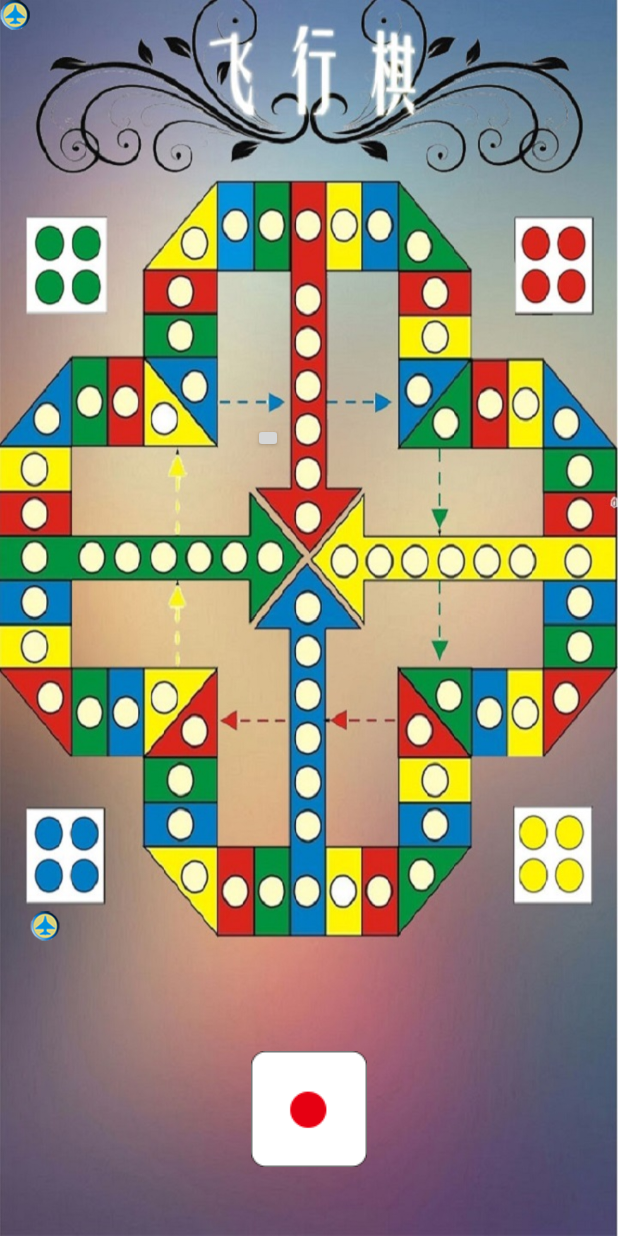
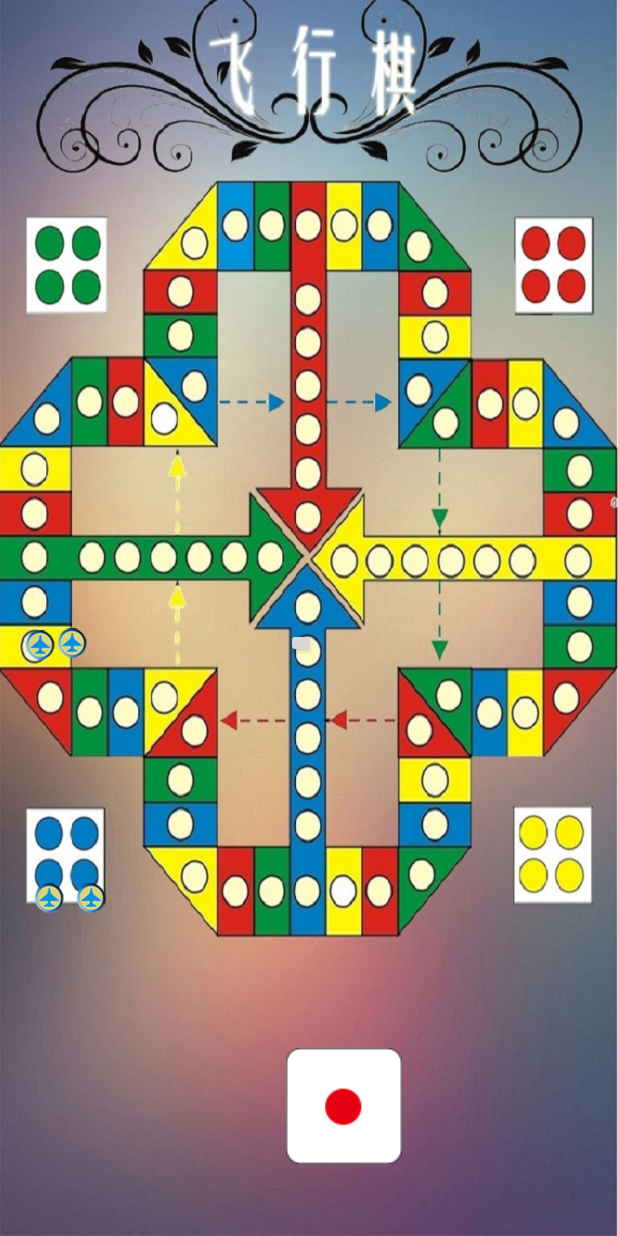
Before and after one commit to chenzhangyu/FlyChess, an Android app: the SinglePlay screen opened directly, with no data from a screen before it, on a phone screen of 412 x 824 dp. Run offline under Robolectric (Android 15) with nearby library versions, the phone set to English and light mode, and no system bars.

Commit message:
new improvement

```diff
--- a/app/src/main/res/layout/scontent_main.xml
+++ b/app/src/main/res/layout/scontent_main.xml
@@ -1,5 +1,5 @@
 <?xml version="1.0" encoding="utf-8"?>
-<RelativeLayout xmlns:android="http://schemas.android.com/apk/res/android"
+<AbsoluteLayout xmlns:android="http://schemas.android.com/apk/res/android"
     android:id="@+id/content"
     android:layout_width="match_parent"
     android:layout_height="match_parent"
@@ -14,7 +14,8 @@
         android:background="@drawable/sz1"
         android:layout_alignParentBottom="true"
         android:layout_marginBottom="46dp"
-        />
+        android:layout_x="286px"
+        android:layout_y="1048px" />
 
     <com.example.weiqichen.myapplication.fcViewImageButton
         android:layout_width="20dp"
@@ -24,7 +25,9 @@
         android:layout_marginBottom="73dp"
         android:layout_above="@+id/sz"
         android:layout_alignParentStart="true"
-        android:layout_marginStart="20dp" />
+        android:layout_marginStart="20dp"
+        android:layout_x="17dp"
+        android:layout_y="420dp" />
 
     <com.example.weiqichen.myapplication.fcViewImageButton
         android:layout_width="20dp"
@@ -32,7 +35,9 @@
         android:background="@drawable/blue"
         android:id="@+id/blue2"
         android:layout_alignTop="@+id/blue1"
-        android:layout_toEndOf="@+id/blue1" />
+        android:layout_toEndOf="@+id/blue1"
+        android:layout_x="38dp"
+        android:layout_y="419dp" />
 
     <com.example.weiqichen.myapplication.fcViewImageButton
         android:layout_width="20dp"
@@ -40,14 +45,18 @@
         android:background="@drawable/blue"
         android:id="@+id/blue3"
         android:layout_below="@+id/blue2"
-        android:layout_alignStart="@+id/blue1" />
+        android:layout_alignStart="@+id/blue1"
+        android:layout_x="34px"
+        android:layout_y="883px" />
 
     <com.example.weiqichen.myapplication.fcViewImageButton
         android:layout_width="20dp"
         android:layout_height="20dp"
         android:background="@drawable/blue"
         android:id="@+id/blue4"
-        android:layout_alignTop="@+id/blue3"
-        android:layout_alignStart="@+id/blue2" />
+        android:layout_alignTop="@+id/blue1"
+        android:layout_toEndOf="@+id/blue1"
+        android:layout_x="76px"
+        android:layout_y="883px" />
 
-</RelativeLayout>
+</AbsoluteLayout>
--- a/app/src/main/res/layout/single_play.xml
+++ b/app/src/main/res/layout/single_play.xml
@@ -13,7 +13,7 @@
         android:layout_height="20dp"
         android:text="New Button"
         android:id="@+id/button"
-        android:layout_x="169dp"
-        android:layout_y="282dp" />
+        android:layout_x="191dp"
+        android:layout_y="419dp" />
 
 </AbsoluteLayout>
```
Also changed, not shown: app/src/main/java/com/example/weiqichen/myapplication/Global.java (+17 -1 lines), app/src/main/java/com/example/weiqichen/myapplication/Move.java (+39 -1 lines), app/src/main/java/com/example/weiqichen/myapplication/SinglePlay.java (+68 -8 lines).
